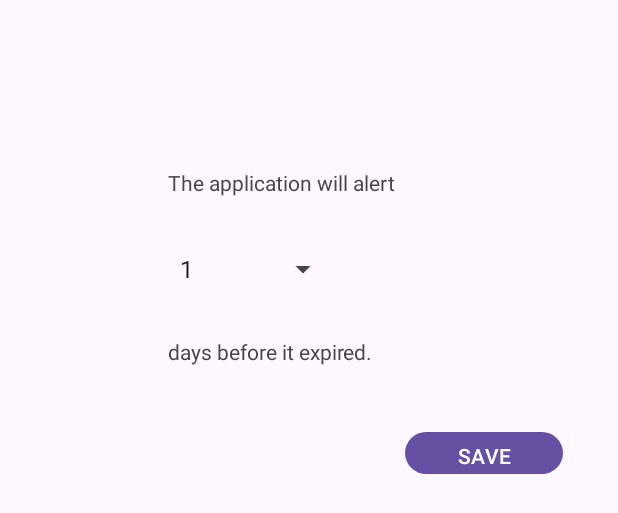
After one commit to IM594/FreshPal, an Android app: the layout activity_reminder.xml on its own in the app's theme, with its tools: preview values and no code run, on a phone screen of 412 x 824 dp. The commit adds this screen. Shown: the top 513 px of the screen. Run offline under Robolectric (Android 15) with nearby library versions, the phone set to English and light mode, and no system bars.

Commit message:
reminder demo
demo page complete

```diff
--- a/app/src/main/AndroidManifest.xml
+++ b/app/src/main/AndroidManifest.xml
@@ -13,6 +13,11 @@
         android:theme="@style/AppTheme.NoActionBar"
         tools:targetApi="31">
         <activity
+            android:name=".Reminder"
+            android:theme="@style/AppTheme.NoActionBar"
+            android:parentActivityName=".MainActivity">
+        </activity>
+        <activity
             android:name=".MainActivity"
             android:exported="true"
             android:theme="@style/AppTheme.NoActionBar">
--- a/app/src/main/java/comp5216/sydney/edu/au/grocerylist/Reminder.java
+++ b/app/src/main/java/comp5216/sydney/edu/au/grocerylist/Reminder.java
@@ -1,20 +1,22 @@
 package comp5216.sydney.edu.au.grocerylist;
 import androidx.appcompat.app.AppCompatActivity;
 import android.os.Bundle;
+import android.widget.Spinner;
 import android.widget.Toolbar;
 
 
 
 public class Reminder extends AppCompatActivity {
+    Spinner spinner;
     @Override
     protected void onCreate(Bundle saveInstanceState){
         super.onCreate(saveInstanceState);
-        //setContentView(R.layout.reminder);
+        setContentView(R.layout.activity_reminder);
 
         //Toolbar toolbar =(Toolbar)findViewById(R.id.toolbar);
         //setSupportActionBar(toolbar);
         //getSupportActionBar().setDisplayHomeAsUpEnabled(ture);
-
+        spinner= findViewById(R.id.spinner);
     }
 
 }
--- a/app/src/main/res/layout/activity_main.xml
+++ b/app/src/main/res/layout/activity_main.xml
@@ -93,4 +93,5 @@
         </LinearLayout>
 
     </com.google.android.material.card.MaterialCardView>
+
 </LinearLayout>
--- /dev/null
+++ b/app/src/main/res/layout/activity_reminder.xml
@@ -0,0 +1,52 @@
+<?xml version="1.0" encoding="utf-8"?>
+<LinearLayout xmlns:android="http://schemas.android.com/apk/res/android"
+    xmlns:app="http://schemas.android.com/apk/res-auto"
+    xmlns:tools="http://schemas.android.com/tools"
+    android:layout_width="match_parent"
+    android:layout_height="match_parent"
+    android:orientation="vertical">
+
+
+    <TextView
+        android:id="@+id/textView1"
+        android:layout_width="wrap_content"
+        android:layout_height="wrap_content"
+        android:layout_marginStart="112dp"
+        android:layout_marginTop="112dp"
+        android:text="The application will alert"
+        app:layout_constraintStart_toStartOf="parent"
+        app:layout_constraintTop_toTopOf="parent" />
+
+    <Spinner
+        android:id="@+id/spinner"
+        android:layout_width="114dp"
+        android:layout_height="48dp"
+        android:layout_marginTop="24dp"
+        android:layout_marginBottom="21dp"
+        android:layout_marginStart="112dp"
+        android:entries="@array/reminder_day"
+        app:layout_constraintBottom_toTopOf="@+id/textView"
+        app:layout_constraintTop_toBottomOf="@+id/textView1"
+        tools:layout_editor_absoluteX="112dp" />
+
+    <TextView
+        android:id="@+id/textView"
+        android:layout_width="wrap_content"
+        android:layout_height="wrap_content"
+        android:layout_marginStart="112dp"
+        android:layout_marginBottom="40dp"
+        android:text="days before it expired."
+        app:layout_constraintBottom_toBottomOf="parent"
+        app:layout_constraintEnd_toEndOf="parent"
+        app:layout_constraintHorizontal_bias="0.0"
+        app:layout_constraintStart_toStartOf="parent" />
+
+    <Button
+        android:id="@+id/button"
+        android:layout_width="105dp"
+        android:layout_height="36dp"
+        android:layout_marginStart="270dp"
+        android:text="SAVE" />
+
+
+</LinearLayout >
--- a/app/src/main/res/layout/reminder.xml
+++ /dev/null
@@ -1,18 +0,0 @@
-<?xml version="1.0" encoding="utf-8"?>
-<androidx.constraintlayout.widget.ConstraintLayout xmlns:android="http://schemas.android.com/apk/res/android"
-    xmlns:app="http://schemas.android.com/apk/res-auto"
-    xmlns:tools="http://schemas.android.com/tools"
-    android:layout_width="match_parent"
-             android:layout_height="match_parent">
-
-
-    <TextView
-        android:id="@+id/textView1"
-        android:layout_width="wrap_content"
-        android:layout_height="wrap_content"
-        android:layout_marginStart="52dp"
-        android:layout_marginTop="66dp"
-        android:text="The application will alert"
-        app:layout_constraintStart_toStartOf="parent"
-        app:layout_constraintTop_toTopOf="parent" />
-</androidx.constraintlayout.widget.ConstraintLayout>
--- /dev/null
+++ b/app/src/main/res/values/reminder_day.xml
@@ -0,0 +1,12 @@
+<?xml version="1.0" encoding="utf-8"?>
+<resources>
+    <string-array name="reminder_day">
+        <item>1</item>
+        <item>2</item>
+        <item>3</item>
+        <item>4</item>
+        <item>5</item>
+        <item>6</item>
+        <item>7</item>
+    </string-array>
+</resources>
```
Also changed, not shown: app/src/main/java/comp5216/sydney/edu/au/grocerylist/MainActivity.java (+9 -0 lines).
